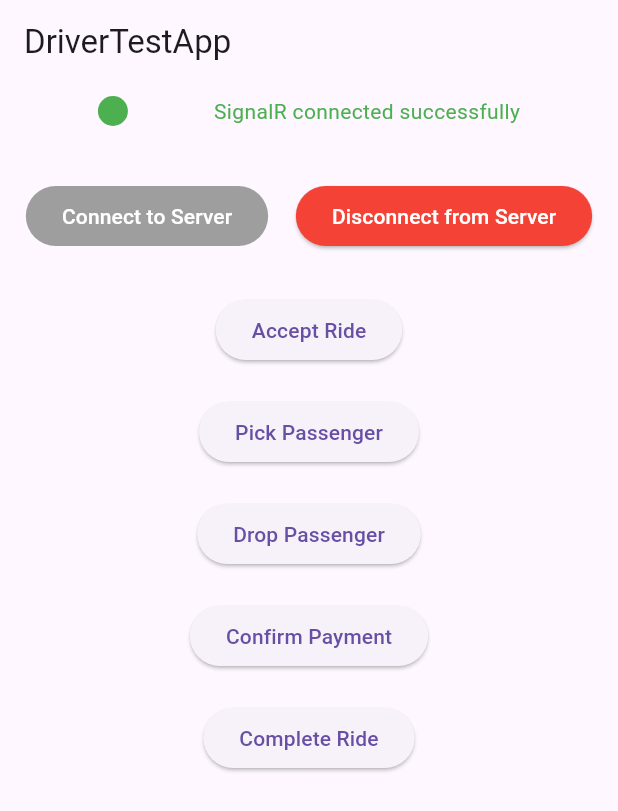
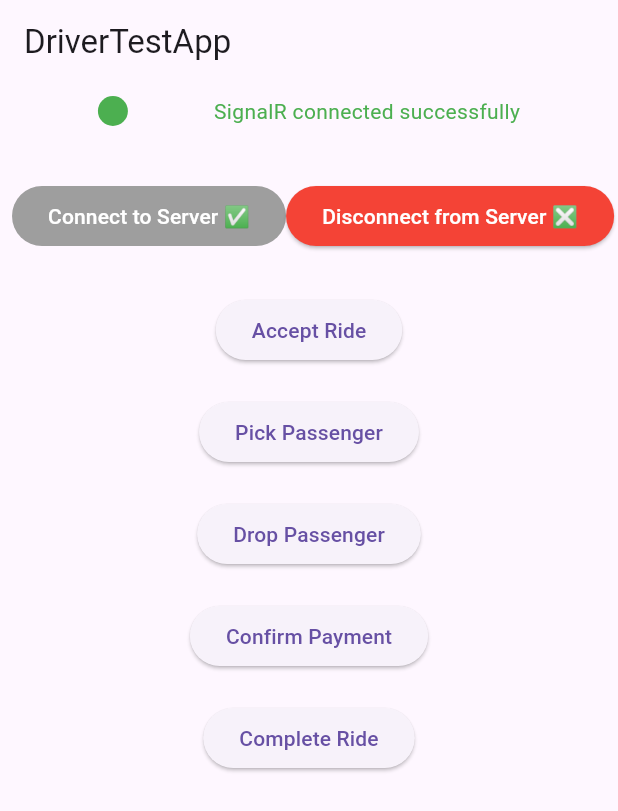
Before and after one commit to thuyavansc/taxi_driver_simulation_flutter_1, a Flutter app: the screen it shows after launch, on a phone screen of 412 x 824 dp. Shown: the top 811 px of the screen. Run offline on Flutter 3.47's test engine with Material 3 defaults, Android fonts, the light colour scheme and no system bars; our stand-ins replace flutter_local_notifications; missing offline and left inert: signalr_netcore.

Commit message:
Signalr url changed for mobile ip

```diff
--- a/lib/main.dart
+++ b/lib/main.dart
@@ -25,8 +25,9 @@ class _DriverTestAppState extends State<DriverTestApp> {
 
   void _initializeSignalR() async {
     print('Initializing SignalR...');
-    // _hubConnection = HubConnectionBuilder().withUrl("http://192.168.8.168:5120/maphub").build();
-    _hubConnection = HubConnectionBuilder().withUrl("https://markspector.runasp.net/maphub").build();
+    //_hubConnection = HubConnectionBuilder().withUrl("http://192.168.8.168:5120/maphub").build();
+    _hubConnection = HubConnectionBuilder().withUrl("http://192.168.6.47:5120/maphub").build();
+    //_hubConnection = HubConnectionBuilder().withUrl("https://markspector.runasp.net/maphub").build();
 
     _hubConnection.onclose(({error}) {
       setState(() {
@@ -77,7 +78,7 @@ class _DriverTestAppState extends State<DriverTestApp> {
         _showSnackbar(context,'✔ RideAccepted Notification');
         // Add logic here to start the ride
       } else {
-        print('Received incomplete or empty Ride Accepted notification');
+        print('Received incomplete or empty Ride Accepted notification:');
       }
     });
 
@@ -204,7 +205,7 @@ class _DriverTestAppState extends State<DriverTestApp> {
                         backgroundColor: MaterialStateProperty.all<Color>(_isConnected ? Colors.grey : Colors.green),
                         foregroundColor: MaterialStateProperty.all<Color>(Colors.white),
                       ),
-                      child: Text('Connect to Server'),
+                      child: Text('Connect to Server ✅'),
                     ),
                     SizedBox(height: 8),
                     ElevatedButton(
@@ -213,7 +214,7 @@ class _DriverTestAppState extends State<DriverTestApp> {
                         backgroundColor: MaterialStateProperty.all<Color>(_isConnected ? Colors.red : Colors.grey),
                         foregroundColor: MaterialStateProperty.all<Color>(Colors.white),
                       ),
-                      child: Text('Disconnect from Server'),
+                      child: Text('Disconnect from Server ❎'),
                     ),
                   ],
                 ),
```
